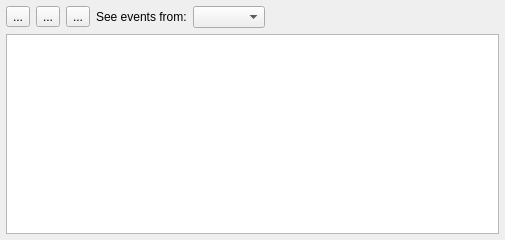
Above: Charm/EventView.ui from KDAB/Charm before the change. Below: the same form after it.
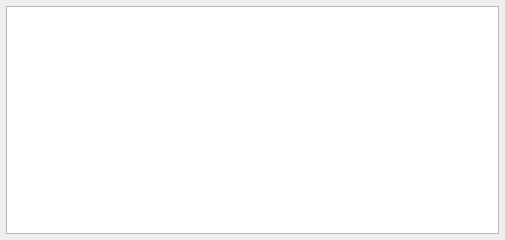
That is the form after the change.

Commit message: Add Tasks and Event window toolbars.

What changed in the file:
```diff
--- a/Charm/EventView.ui
+++ b/Charm/EventView.ui
@@ -27,71 +27,7 @@
     <number>6</number>
    </property>
    <item>
-    <layout class="QHBoxLayout">
-     <item>
-      <widget class="QToolButton" name="toolButtonNewEvent">
-       <property name="text">
-        <string>...</string>
-       </property>
-       <property name="toolButtonStyle">
-        <enum>Qt::ToolButtonTextUnderIcon</enum>
-       </property>
-      </widget>
-     </item>
-     <item>
-      <widget class="QToolButton" name="toolButtonEditEvent">
-       <property name="enabled">
-        <bool>true</bool>
-       </property>
-       <property name="text">
-        <string>...</string>
-       </property>
-       <property name="toolButtonStyle">
-        <enum>Qt::ToolButtonTextUnderIcon</enum>
-       </property>
-      </widget>
-     </item>
-     <item>
-      <widget class="QToolButton" name="toolButtonDeleteEvent">
-       <property name="text">
-        <string>...</string>
-       </property>
-       <property name="toolButtonStyle">
-        <enum>Qt::ToolButtonTextUnderIcon</enum>
-       </property>
-      </widget>
-     </item>
-     <item>
-      <widget class="QLabel" name="label">
-       <property name="text">
-        <string>See events from:</string>
-       </property>
-      </widget>
-     </item>
-     <item>
-      <widget class="QComboBox" name="comboBox"/>
-     </item>
-     <item>
-      <spacer>
-       <property name="orientation">
-        <enum>Qt::Horizontal</enum>
-       </property>
-       <property name="sizeHint" stdset="0">
-        <size>
-         <width>40</width>
-         <height>20</height>
-        </size>
-       </property>
-      </spacer>
-     </item>
-     <item>
-      <widget class="QLabel" name="labelTotal">
-       <property name="text">
-        <string/>
-       </property>
-      </widget>
-     </item>
-    </layout>
+    <layout class="QHBoxLayout"/>
    </item>
    <item>
     <widget class="QListView" name="listView">
```
Left out of the diff: 1 changed line with no effect on the pictures. The commit also changes 13 other files.
